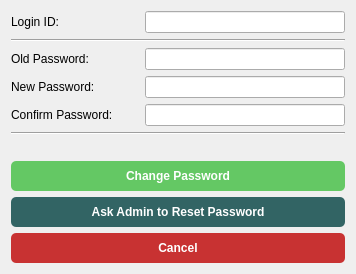
First picture: the form in forgot_password.ui, repository indranilkavyant/authentication, before the edit.
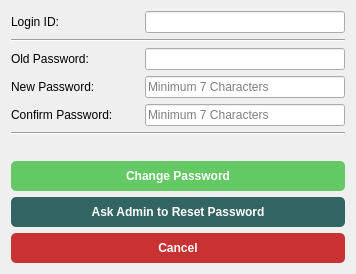
Second picture: the form after the edit.

Diff of the .ui file:
```diff
--- a/forgot_password.ui
+++ b/forgot_password.ui
@@ -135,7 +135,7 @@
         <enum>QLineEdit::Password</enum>
        </property>
        <property name="placeholderText">
-        <string/>
+        <string>Minimum 7 Characters</string>
        </property>
       </widget>
      </item>
@@ -178,7 +178,7 @@
         <enum>QLineEdit::Password</enum>
        </property>
        <property name="placeholderText">
-        <string/>
+        <string>Minimum 7 Characters</string>
        </property>
       </widget>
      </item>
```
